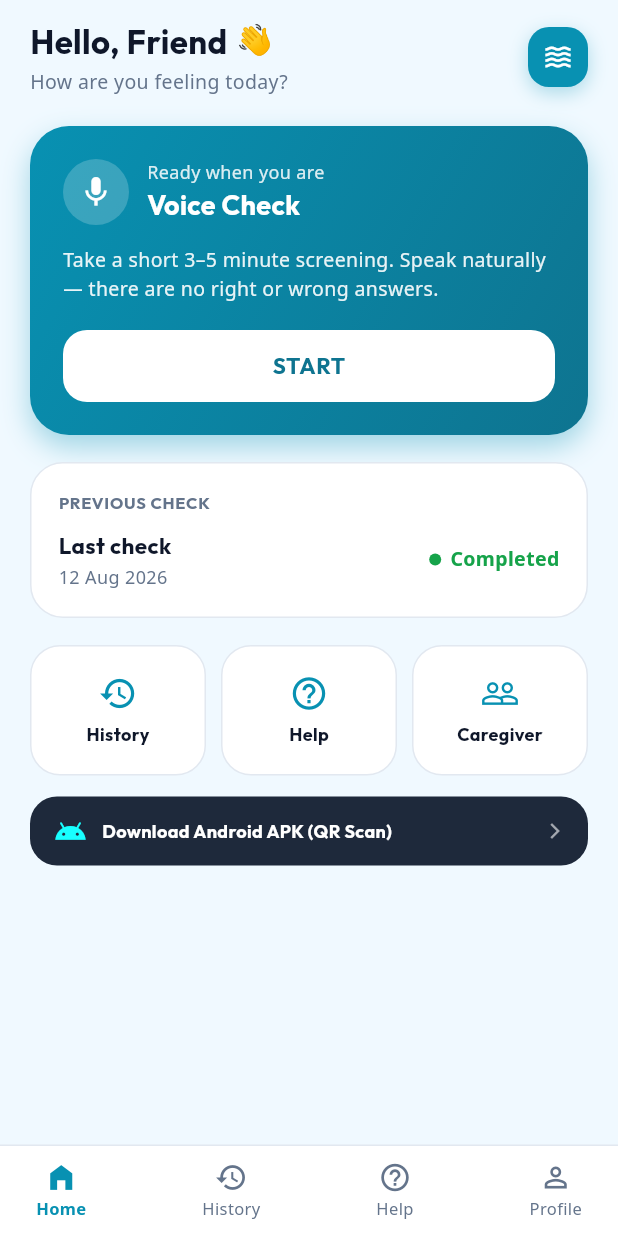
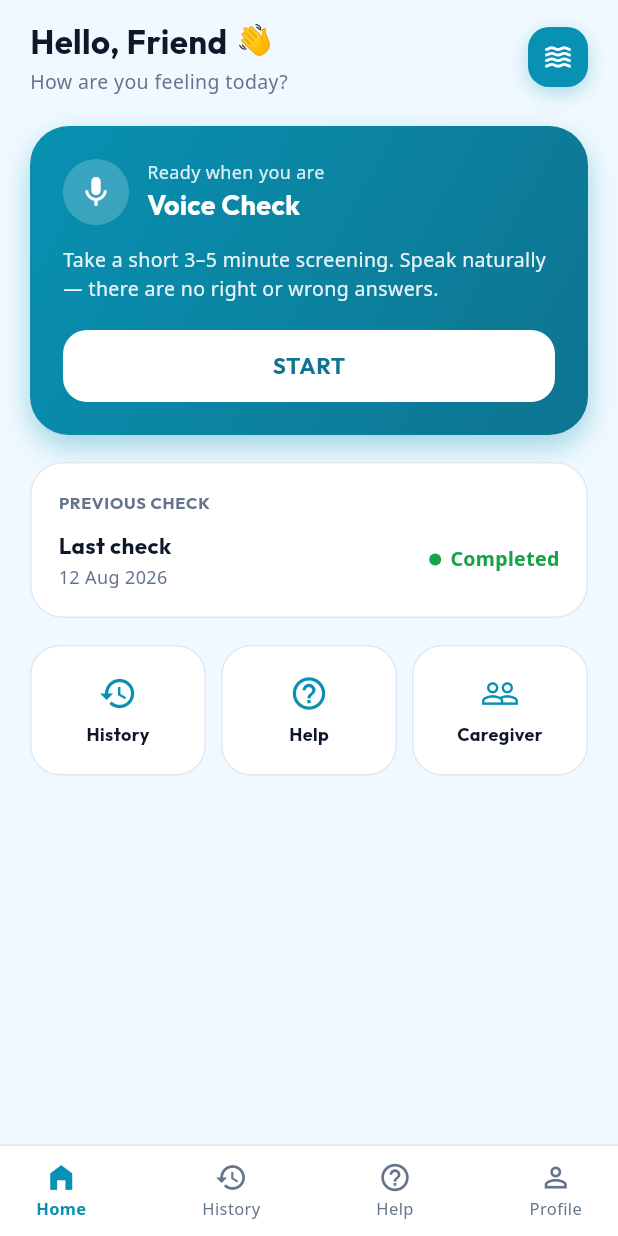
Before and after one commit to Diptish-De/SIH-26, a Flutter app: the screen it shows after launch, on a phone screen of 412 x 824 dp. Run offline on Flutter 3.47's test engine with Material 3 defaults, Android fonts, the light colour scheme and no system bars; our stand-ins replace audioplayers, fl_chart, flutter_tts, google_fonts, qr_flutter, shared_preferences; missing offline and left inert: record.

Commit message:
fix(ui): remove APK download banner from Home screen

```diff
--- a/mobile/lib/screens/app_screens.dart
+++ b/mobile/lib/screens/app_screens.dart
@@ -571,37 +571,6 @@ class HomeTab extends StatelessWidget {
               const SizedBox(width: 10),
               _buildQuickAction('Caregiver', Icons.people_outline, onCaregiver),
             ],
-          ),
-          const SizedBox(height: 14),
-
-          // In-App APK Download Banner
-          InkWell(
-            onTap: () => showDialog(context: context, builder: (_) => const ApkDownloadDialog()),
-            borderRadius: BorderRadius.circular(18),
-            child: Container(
-              padding: const EdgeInsets.symmetric(horizontal: 16, vertical: 12),
-              decoration: BoxDecoration(
-                color: const Color(0xFF1E293B),
-                borderRadius: BorderRadius.circular(18),
-              ),
-              child: Row(
-                children: [
-                  const Icon(Icons.android, color: Colors.cyanAccent, size: 22),
-                  const SizedBox(width: 10),
-                  Expanded(
-                    child: Text(
-                      'Download Android APK (QR Scan)',
-                      style: GoogleFonts.outfit(
-                        fontSize: 12,
-                        fontWeight: FontWeight.bold,
-                        color: Colors.white,
-                      ),
-                    ),
-                  ),
-                  const Icon(Icons.arrow_forward_ios, color: Colors.white60, size: 12),
-                ],
-              ),
-            ),
           ),
         ],
       ),
```
